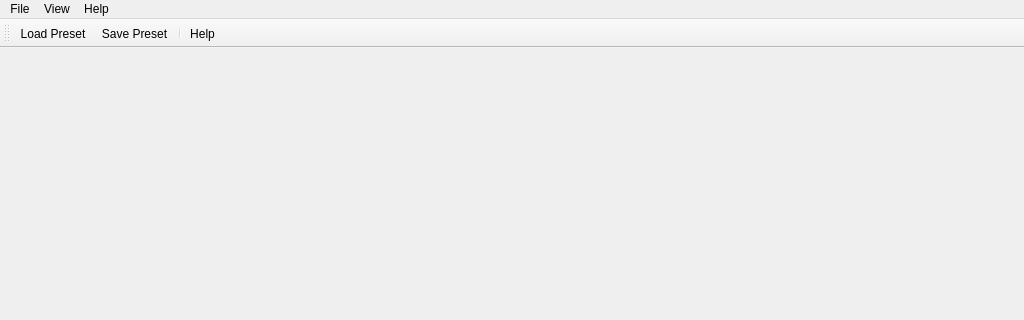
plenarius/cleanmodels-qt, file mainwindow.ui: the form before one commit; both pictures show x 0 to 1024 and y 0 to 320 of the 1024 by 700 pixel window.
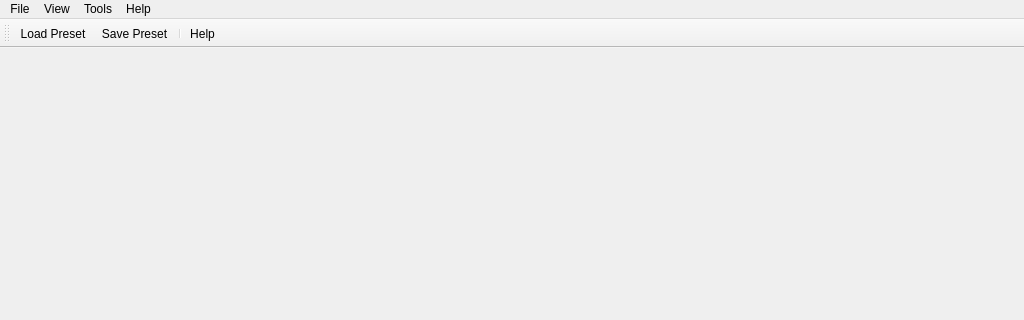
The form after the commit.

```diff
--- a/mainwindow.ui
+++ b/mainwindow.ui
@@ -28,6 +28,10 @@
     <addaction name="actionToggleSidebar"/>
     <addaction name="actionToggleRawLog"/>
    </widget>
+   <widget class="QMenu" name="menuTools">
+    <property name="title"><string>Tools</string></property>
+    <addaction name="actionMakeVariants"/>
+   </widget>
    <widget class="QMenu" name="menuHelp">
     <property name="title"><string>Help</string></property>
     <addaction name="actionHelp"/>
@@ -37,6 +41,7 @@
    </widget>
    <addaction name="menuFile"/>
    <addaction name="menuView"/>
+   <addaction name="menuTools"/>
    <addaction name="menuHelp"/>
   </widget>
   <widget class="QToolBar" name="toolBar">
```
Left out of the diff: 4 changed lines with no effect on the pictures.
